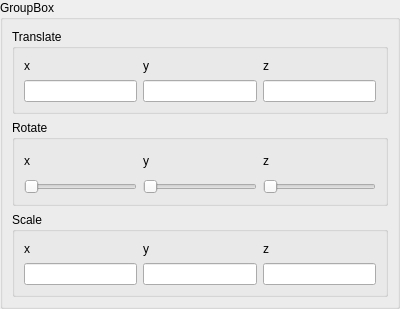
The window that src/TransformSettings.ui (RohacekD/GlmVisu) describes before a commit, drawn with Qt 5.
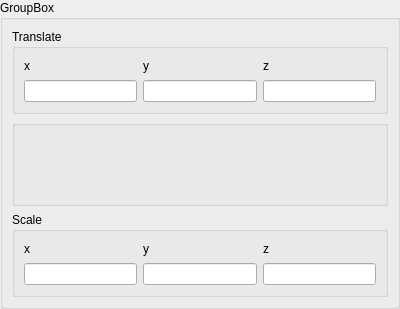
The same window after the commit. Custom widgets are drawn as their Qt base class.

Commit message: RotationInput inside TransformSettings

```diff
--- a/src/TransformSettings.ui
+++ b/src/TransformSettings.ui
@@ -72,64 +72,7 @@
        </widget>
       </item>
       <item>
-       <widget class="QGroupBox" name="Rotate">
-        <property name="title">
-         <string>Rotate</string>
-        </property>
-        <layout class="QGridLayout" name="gridLayout_2">
-         <item row="0" column="0">
-          <widget class="QLabel" name="x_3">
-           <property name="text">
-            <string>x</string>
-           </property>
-          </widget>
-         </item>
-         <item row="0" column="1">
-          <widget class="QLabel" name="y_3">
-           <property name="text">
-            <string>y</string>
-           </property>
-          </widget>
-         </item>
-         <item row="0" column="2">
-          <widget class="QLabel" name="z_3">
-           <property name="text">
-            <string>z</string>
-           </property>
-          </widget>
-         </item>
-         <item row="1" column="0">
-          <widget class="QSlider" name="rotateX">
-           <property name="maximum">
-            <number>360</number>
-           </property>
-           <property name="orientation">
-            <enum>Qt::Horizontal</enum>
-           </property>
-          </widget>
-         </item>
-         <item row="1" column="1">
-          <widget class="QSlider" name="rotateY">
-           <property name="maximum">
-            <number>360</number>
-           </property>
-           <property name="orientation">
-            <enum>Qt::Horizontal</enum>
-           </property>
-          </widget>
-         </item>
-         <item row="1" column="2">
-          <widget class="QSlider" name="rotateZ">
-           <property name="maximum">
-            <number>360</number>
-           </property>
-           <property name="orientation">
-            <enum>Qt::Horizontal</enum>
-           </property>
-          </widget>
-         </item>
-        </layout>
-       </widget>
+       <widget class="GlmVisu::RotationInput" name="Rotate"/>
       </item>
       <item>
        <widget class="QGroupBox" name="Scale">
@@ -175,6 +118,14 @@
    </item>
   </layout>
  </widget>
+ <customwidgets>
+  <customwidget>
+   <class>GlmVisu::RotationInput</class>
+   <extends>QGroupBox</extends>
+   <header>RotationInput.h</header>
+   <container>1</container>
+  </customwidget>
+ </customwidgets>
  <resources/>
  <connections>
   <connection>
```
The commit also changes 4 other files.
